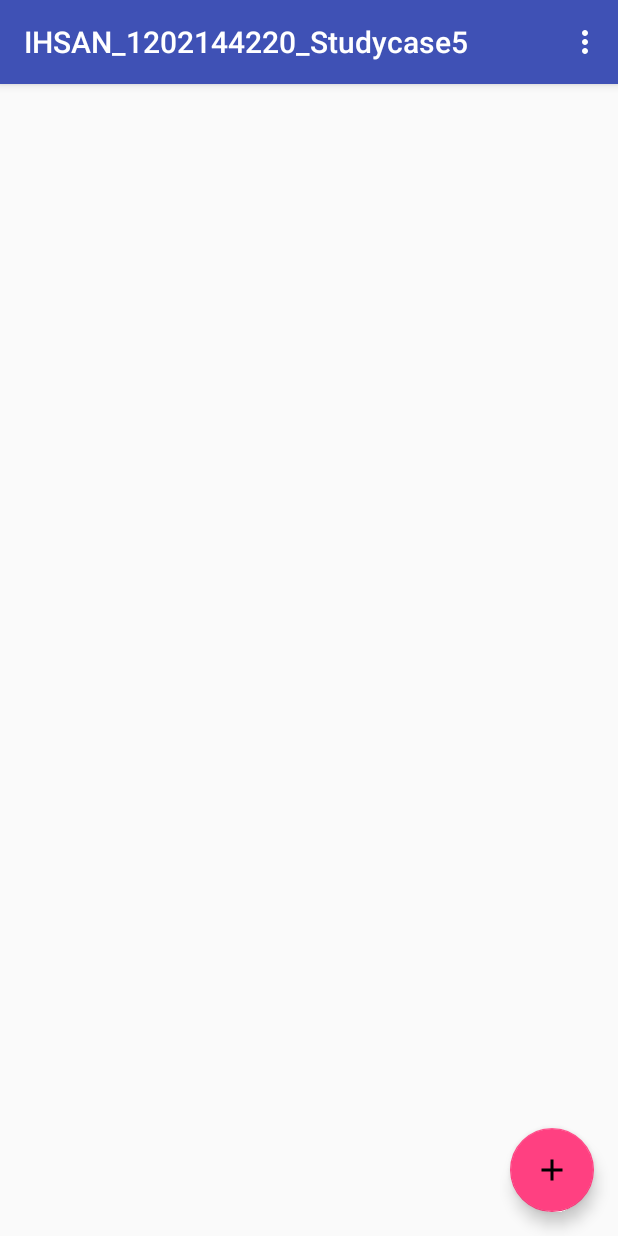
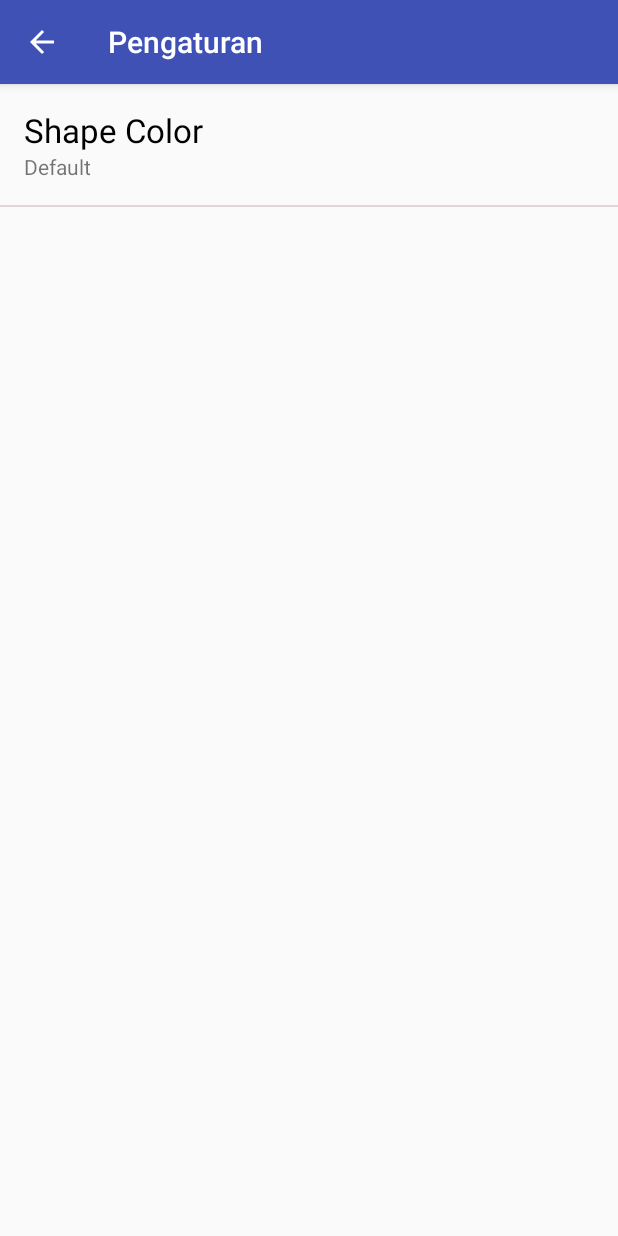
Before and after one commit to ihsansannn/Modul5, an Android app: the screen it shows after launch (MainActivity before the commit, SettingActivity after it), in the options menu, after a tap on "Setting", on a phone screen of 412 x 824 dp. Run offline under Robolectric (Android 15) with nearby library versions, the phone set to English and light mode, and no system bars.

Commit message:
push kedua kali

```diff
--- a/app/src/main/AndroidManifest.xml
+++ b/app/src/main/AndroidManifest.xml
@@ -19,6 +19,9 @@
         <activity
             android:name=".AddNewRecord"
             android:parentActivityName=".MainActivity" />
+        <activity
+            android:name=".SettingActivity"
+            android:parentActivityName=".MainActivity" />
     </application>
 
 </manifest>
--- a/app/src/main/java/com/example/whoami/ihsan_1202144220_studycase5/MainActivity.java
+++ b/app/src/main/java/com/example/whoami/ihsan_1202144220_studycase5/MainActivity.java
@@ -69,17 +69,18 @@ public class MainActivity extends AppCompatActivity {
 
     @Override
     public boolean onOptionsItemSelected(MenuItem item) {
-        // Handle action bar item clicks here. The action bar will
-        // automatically handle clicks on the Home/Up button, so long
-        // as you specify a parent activity in AndroidManifest.xml.
+        //mendapatkan id dari item yang
         int id = item.getItemId();
-
-        //noinspection SimplifiableIfStatement
-        if (id == R.id.action_settings) {
-            return true;
+        //apabila item yang dipilih adalah setting
+        if (id==R.id.action_settings){
+            //membuat intent baru dari list to do ke pengaturan
+            Intent intent = new Intent(MainActivity.this, SettingActivity.class);
+            //memulai intent
+            startActivity(intent);
+            //menutup aktivitas setelah intent dijalankan
+            finish();
         }
-
-        return super.onOptionsItemSelected(item);
+        return true;
     }
 
     private swipe.SwipetoDismissCallBack getCallback(final todoAdapter adapter) {
--- /dev/null
+++ b/app/src/main/java/com/example/whoami/ihsan_1202144220_studycase5/SettingActivity.java
@@ -0,0 +1,138 @@
+package com.example.whoami.ihsan_1202144220_studycase5;
+
+import android.content.DialogInterface;
+import android.content.Intent;
+import android.content.SharedPreferences;
+import android.support.v7.app.AlertDialog;
+import android.support.v7.app.AppCompatActivity;
+import android.os.Bundle;
+import android.view.MenuItem;
+import android.view.View;
+import android.widget.RadioGroup;
+import android.widget.TextView;
+
+public class SettingActivity extends AppCompatActivity {
+    //deklarasi variable yang akan digunakan
+    TextView shapeclr;
+    int colorid;
+    AlertDialog.Builder alert;
+    SharedPreferences.Editor spe;
+
+    @Override
+    protected void onCreate(Bundle savedInstanceState) {
+        super.onCreate(savedInstanceState);
+        setContentView(R.layout.activity_setting);
+        setTitle("Pengaturan");
+
+        //membuat alert dialog baru bernama alert
+        alert = new AlertDialog.Builder(this);
+
+        //menginisialisasi shared preference
+        SharedPreferences sharedP = getApplicationContext().getSharedPreferences("Preferences", 0);
+        spe = sharedP.edit();
+        colorid = sharedP.getInt("Colourground", R.color.white);
+        //mengakses text view pada layout
+        shapeclr = findViewById(R.id.shapecolor);
+        //set shape color dengan color id yang terpilih
+        shapeclr.setText(getShapeColor(colorid));
+    }
+
+    //apabila tombol back di tekan
+    @Override
+    public void onBackPressed() {
+        //intent baru dari pengaturan menuju list to do
+        Intent intent = new Intent(SettingActivity.this, MainActivity.class);
+        //memulai intent
+        startActivity(intent);
+        //menutup aktivity setelah intent di jalanlan
+        finish();
+    }
+
+    //method yang dijalankan ketika pilihan pada menu dipilih
+    @Override
+    public boolean onOptionsItemSelected(MenuItem item) {
+        if(item.getItemId()==android.R.id.home){
+            //menjalankan method onbackpressed
+            this.onBackPressed();
+        }
+        return true;
+    }
+
+    //mendapatkan string warna yang akan digunakan untuk mengubah shape color
+    public String getShapeColor(int i){
+        if (i==R.color.red){
+            return "Red";
+        }else if (i==R.color.green){
+            return "Green";
+        }else if (i==R.color.blue){
+            return "Blue";
+        }else{
+            return "Default";
+        }
+    }
+
+    //mendapatkan id dari warna yang akan digunakan
+    public int getColorid(int i){
+        if (i==R.color.red){
+            return R.id.red;
+        }else if (i==R.color.green){
+            return R.id.green;
+        }else if (i==R.color.blue){
+            return R.id.blue;
+        }else{
+            return R.id.white;
+        }
+    }
+
+    public void choosecolor(View view) {
+        //set title dari alert dialog menjadi Shape Color
+        alert.setTitle("Shape Color");
+        //membuat view baru
+        View view1 = getLayoutInflater().inflate(R.layout.color_setting, null);
+        //menampilkan view yang telah dibuat
+        alert.setView(view1);
+
+        //mengakses radio group pada layout
+        final RadioGroup radG = view1.findViewById(R.id.radiocolor);
+        radG.check(getColorid(colorid));
+
+        //ketika menekan Ok pada alert dialog
+        alert.setPositiveButton("OK", new DialogInterface.OnClickListener() {
+            @Override
+            public void onClick(DialogInterface dialogInterface, int i) {
+                //mendapatkan id radio button yang di pilih
+                int a = radG.getCheckedRadioButtonId();
+                switch (a){
+                    case R.id.red:
+                        colorid = R.color.red;
+                        break;
+                    case R.id.green:
+                        colorid = R.color.green;
+                        break;
+                    case R.id.blue:
+                        colorid = R.color.blue;
+                        break;
+                    case R.id.white:
+                        colorid = R.color.white;
+                        break;
+                }
+                //set shape color menjadi color id yang dipilih
+                shapeclr.setText(getShapeColor(colorid));
+                //menaruh shared preference
+                spe.putInt("Colourground", colorid);
+                //commit shared preference
+                spe.commit();
+            }
+        });
+
+        //ketika menekan Cancel pada alert dialog
+        alert.setNegativeButton("Cancel", new DialogInterface.OnClickListener() {
+            @Override
+            public void onClick(DialogInterface dialogInterface, int i) {
+                dialogInterface.dismiss();
+            }
+        });
+        //membuat dan menampilkan alert dialog
+        alert.create().show();
+    }
+}
--- /dev/null
+++ b/app/src/main/res/layout/activity_setting.xml
@@ -0,0 +1,44 @@
+<?xml version="1.0" encoding="utf-8"?>
+<android.support.design.widget.CoordinatorLayout
+    xmlns:android="http://schemas.android.com/apk/res/android"
+    xmlns:app="http://schemas.android.com/apk/res-auto"
+    xmlns:tools="http://schemas.android.com/tools"
+    android:layout_width="match_parent"
+    android:layout_height="match_parent"
+    tools:context="com.example.whoami.ihsan_1202144220_studycase5.SettingActivity">
+
+
+    <LinearLayout
+        android:clickable="true"
+        android:onClick="choosecolor"
+        android:orientation="vertical"
+        android:background="?attr/selectableItemBackground"
+        android:layout_width="match_parent"
+        android:layout_height="wrap_content">
+
+        <LinearLayout
+            android:orientation="vertical"
+            android:padding="16dp"
+            android:layout_width="match_parent"
+            android:layout_height="wrap_content">
+
+            <TextView
+                android:textColor="@android:color/black"
+                android:textSize="22sp"
+                android:text="Shape Color"
+                android:layout_width="match_parent"
+                android:layout_height="wrap_content" />
+
+            <TextView
+                android:text="Shape Color"
+                android:id="@+id/shapecolor"
+                android:layout_width="match_parent"
+                android:layout_height="wrap_content" />
+        </LinearLayout>
+        <View
+            android:background="#e0d7d7"
+            android:layout_width="match_parent"
+            android:layout_height="1dp"></View>
+    </LinearLayout>
+
+</android.support.design.widget.CoordinatorLayout>
--- a/app/src/main/res/values/colors.xml
+++ b/app/src/main/res/values/colors.xml
@@ -6,4 +6,8 @@
     <color name="bg_row_background">#fa315b</color>
     <color name="item_name">#535353</color>
     <color name="description">#a9a9a9</color>
+    <color name="green">#0ebf67</color>
+    <color name="red">#d61c1c</color>
+    <color name="blue">#359dff</color>
+    <color name="white">#ffffff</color>
 </resources>
```
Also changed, not shown: app/src/main/res/layout/color_setting.xml (added, +52 -0 lines).
